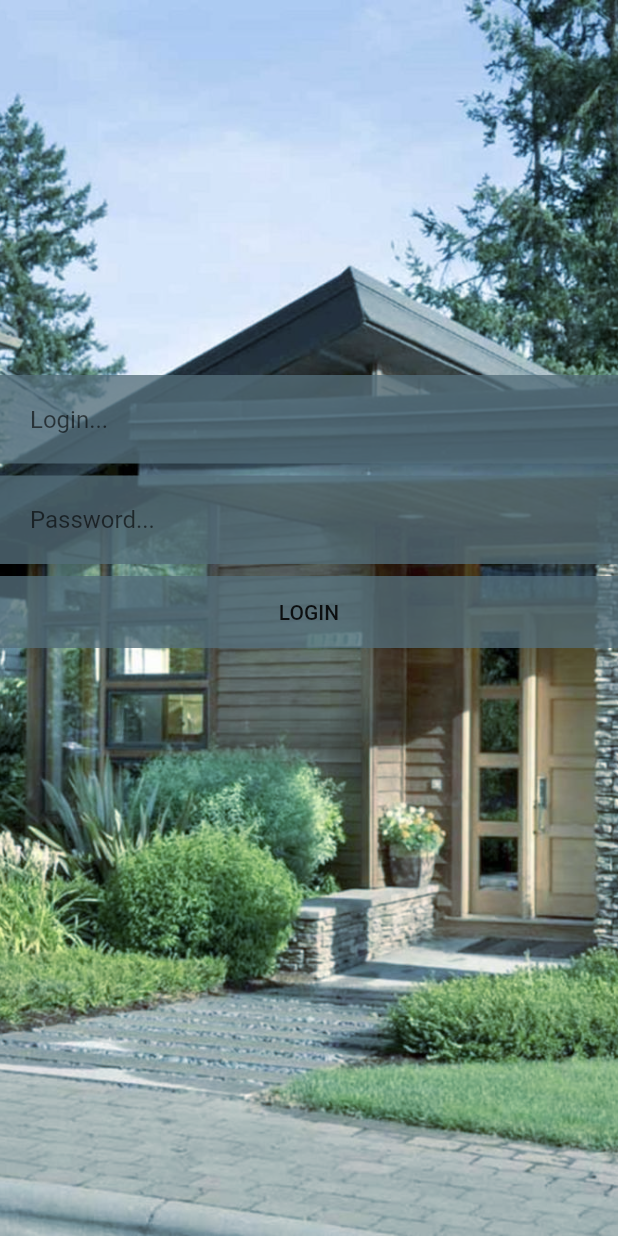
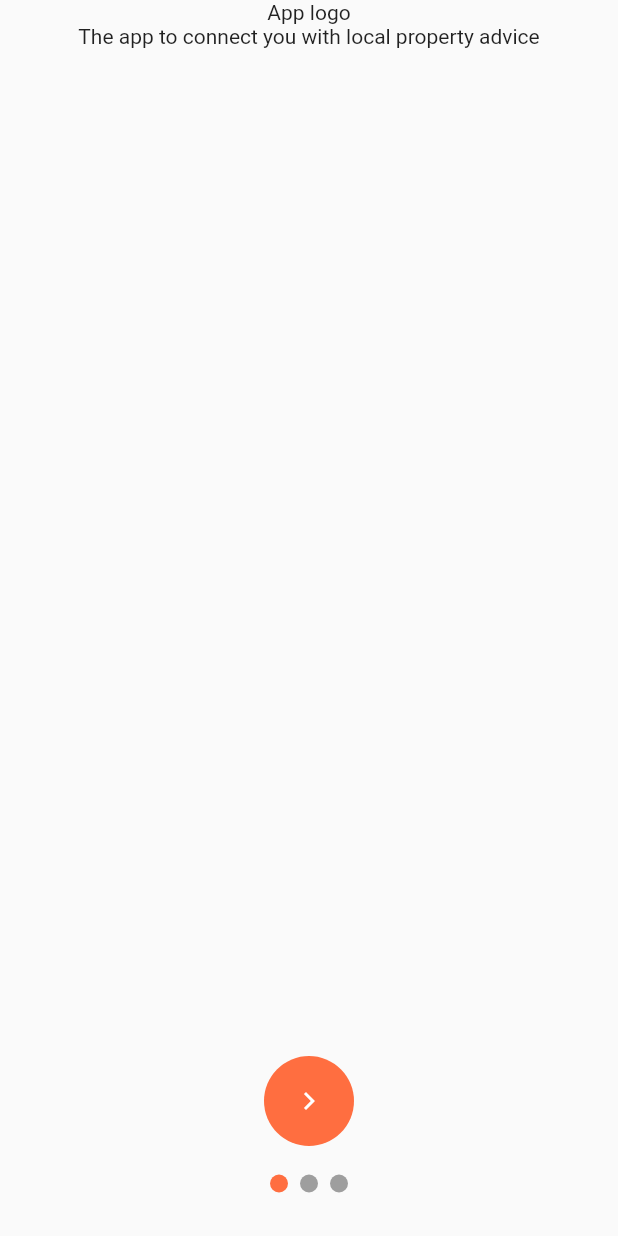
Before and after one commit to LevNovikov92/flutter_proj, a Flutter app: the screen it shows after launch, on a phone screen of 412 x 824 dp. Run offline on Flutter 3.47's test engine with Material 2 defaults, Android fonts, the phone set to English and light mode, and no system bars; our stand-ins replace flutter_svg.

Commit message:
On-boarding flow

```diff
--- a/lib/advisor.selection/adviser.profile.card.dart
+++ b/lib/advisor.selection/adviser.profile.card.dart
@@ -18,7 +18,7 @@ class AdviserProfileCard extends StatelessWidget {
     return GestureDetector(
       onTap: _onClick,
       child: Container(
-        width: 300.0,
+        width: 250.0,
         margin: EdgeInsets.all(10.0),
         decoration: BoxDecoration(
           border: Border.all(width: 1.0, color: Colors.grey),
--- /dev/null
+++ b/lib/domain/role.dart
@@ -0,0 +1,4 @@
+
+enum Role {
+  customer, advisor
+}
--- /dev/null
+++ b/lib/domain/service.type.dart
@@ -0,0 +1,5 @@
+
+
+enum ServiceType {
+  rental, buying
+}
--- a/lib/main.dart
+++ b/lib/main.dart
@@ -2,6 +2,7 @@ import 'package:flutter/material.dart';
 import 'package:flutter_proj/widgets/custom.button.dart';
 import 'package:flutter_proj/city.selection/city.selection.screen.dart';
 import 'package:flutter_proj/login/login.screen.dart';
+import 'package:flutter_proj/onboarding/app.description.screen.dart';
 
 void main() => runApp(new MyApp());
 
@@ -22,7 +23,8 @@ class MyApp extends StatelessWidget {
         // counter didn't reset back to zero; the application is not restarted.
         primarySwatch: Colors.blue,
       ),
-      home: new LoginScreen(),
+//      home: new LoginScreen(),
+      home: AppDescriptionScreen()
     );
   }
 }
--- /dev/null
+++ b/lib/onboarding/app.description.screen.dart
@@ -0,0 +1,35 @@
+import 'package:flutter/material.dart';
+import 'package:flutter_proj/widgets/stepper.dart';
+import 'package:flutter_proj/onboarding/screenshots.pager.dart';
+
+class AppDescriptionScreen extends StatelessWidget {
+
+  @override
+  Widget build(BuildContext context) {
+    return Scaffold(
+      body: Column(
+        children: <Widget>[
+          Center(
+            child: Container(
+              child: Text("App logo"),
+            ),
+          ),
+          Center(
+            child: Container(
+              child: Text("The app to connect you with local property advice",
+                textAlign: TextAlign.center,),
+            ),
+          ),
+          Expanded(
+            child: Align(
+              alignment: FractionalOffset.bottomCenter,
+              child: StepperWidget(3, 0, "Get started", () {
+                Navigator.pushReplacement(context, MaterialPageRoute(builder: (context) => ScreenshotsPager()));
+              }),
+            ),
+          )
+        ],
+      )
+    );
+  }
+}
--- /dev/null
+++ b/lib/widgets/next.button.dart
@@ -0,0 +1,26 @@
+import 'package:flutter/material.dart';
+import 'package:flutter_svg/flutter_svg.dart';
+
+class NextButton extends StatelessWidget {
+  final GestureTapCallback _callback;
+
+  NextButton(this._callback);
+
+  @override
+  Widget build(BuildContext context) {
+    return GestureDetector(
+      onTap: _callback,
+      child: Container(
+        width: 60.0,
+        height: 60.0,
+        child: Center(
+          child: SvgPicture.asset("assets/arrow_right-24px.svg"),
+        ),
+        decoration: BoxDecoration(
+          color: Colors.deepOrangeAccent[200],
+          borderRadius: const BorderRadius.all(const Radius.circular(30.0)),
+        ),
+      ),
+    );
+  }
+}
--- /dev/null
+++ b/lib/widgets/stepper.dart
@@ -0,0 +1,104 @@
+import 'package:flutter/material.dart';
+import 'package:flutter_svg/flutter_svg.dart';
+import 'package:flutter_proj/widgets/next.button.dart';
+
+class StepperWidget extends StatefulWidget {
+  final int dotsCount;
+  final String continueText;
+
+  final int selected;
+
+  final GestureTapCallback clickListener;
+
+  StepperWidget(
+      this.dotsCount, this.selected, this.continueText, this.clickListener);
+
+  @override
+  State<StatefulWidget> createState() =>
+      StepperWidgetState(dotsCount, selected, continueText, clickListener);
+}
+
+class StepperWidgetState extends State<StepperWidget> {
+  final int dotsCount;
+  final String continueText;
+  var selected = 0;
+  final GestureTapCallback clickListener;
+
+  StepperWidgetState(
+      this.dotsCount, this.selected, this.continueText, this.clickListener);
+
+  void _onClick() {
+    clickListener();
+    if (selected < dotsCount - 1) {
+      setState(() {
+        selected++;
+      });
+    }
+  }
+
+  @override
+  Widget build(BuildContext context) {
+    return Container(
+      margin: EdgeInsets.all(10.0),
+      child: Column(
+        mainAxisSize: MainAxisSize.min,
+        crossAxisAlignment: CrossAxisAlignment.center,
+        children: <Widget>[
+          GestureDetector(
+            onTap: _onClick,
+            child: selected == dotsCount - 1
+                ? Container(
+                    height: 60.0,
+                    padding: EdgeInsets.all(8.0),
+                    alignment: Alignment.center,
+                    child: Text(
+                      continueText,
+                      style: TextStyle(color: Colors.white),
+                    ),
+                    decoration: BoxDecoration(
+                      color: Colors.deepOrangeAccent[200],
+                      borderRadius:
+                          const BorderRadius.all(const Radius.circular(30.0)),
+                    ),
+                  )
+                : NextButton(_onClick)
+          ),
+          Center(
+            child: Container(
+              height: 50.0,
+              child: ListView.builder(
+                  shrinkWrap: true,
+                  scrollDirection: Axis.horizontal,
+                  itemCount: dotsCount,
+                  itemBuilder: (BuildContext context, int index) =>
+                      StepperDot(index == selected)),
+            ),
+          )
+        ],
+      ),
+    );
+  }
+}
+
+class StepperDot extends StatelessWidget {
+  final bool selected;
+
+  StepperDot(this.selected);
+
+  @override
+  Widget build(BuildContext context) {
+    return Container(
+      padding: EdgeInsets.all(4.0),
+      child: Center(
+        child: Container(
+          width: 12.0,
+          height: 12.0,
+          decoration: BoxDecoration(
+            color: selected ? Colors.deepOrangeAccent[200] : Colors.grey,
+            borderRadius: const BorderRadius.all(const Radius.circular(6.0)),
+          ),
+        ),
+      ),
+    );
+  }
+}
--- a/pubspec.yaml
+++ b/pubspec.yaml
@@ -19,6 +19,8 @@ dependencies:
   # The following adds the Cupertino Icons font to your application.
   # Use with the CupertinoIcons class for iOS style icons.
   cupertino_icons: ^0.1.2
+  flutter_svg: ^0.7.0+1
+  shared_preferences: ^0.4.2
 
 dev_dependencies:
   flutter_test:
```
Also changed, not shown: lib/domain/repository/starter.profile.repo.dart (added, +14 -0 lines), lib/onboarding/screenshots.pager.dart (added, +59 -0 lines), lib/pre.signup/role.selection.screen.dart (added, +67 -0 lines), assets/arrow_right-24px.svg (added).
